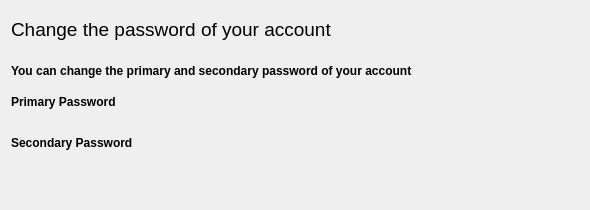
Above: ui/dialogs/accountpasswordeditor.ui from amirmohsen1384/transaction before the change. Below: the same form after it.
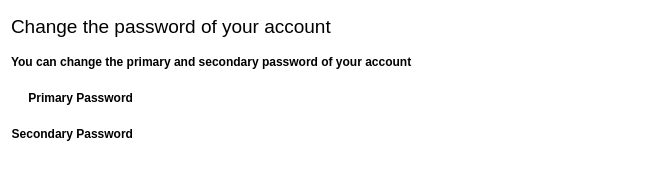
That is the form after the change. Icons and pictures are not drawn. Custom widgets are drawn as their Qt base class.

Commit message: Fixed some problems in the account password editor

Diff of the .ui file:
```diff
--- a/ui/dialogs/accountpasswordeditor.ui
+++ b/ui/dialogs/accountpasswordeditor.ui
@@ -6,14 +6,90 @@
    <rect>
     <x>0</x>
     <y>0</y>
-    <width>590</width>
-    <height>210</height>
+    <width>672</width>
+    <height>188</height>
    </rect>
   </property>
   <property name="windowTitle">
    <string>Dialog</string>
   </property>
+  <property name="styleSheet">
+   <string notr="true">background-color:white</string>
+  </property>
   <layout class="QGridLayout" name="gridLayout_3">
+   <item row="3" column="0" colspan="2">
+    <layout class="QHBoxLayout" name="controlLayout">
+     <property name="rightMargin">
+      <number>0</number>
+     </property>
+     <item>
+      <spacer name="leftSpacer">
+       <property name="orientation">
+        <enum>Qt::Orientation::Horizontal</enum>
+       </property>
+       <property name="sizeHint" stdset="0">
+        <size>
+         <width>40</width>
+         <height>20</height>
+        </size>
+       </property>
+      </spacer>
+     </item>
+     <item>
+      <widget class="QPushButton" name="okButton">
+       <property name="text">
+        <string/>
+       </property>
+       <property name="icon">
+        <iconset resource="../../resources.qrc">
+         <normaloff>:/images/widgets/accept.png</normaloff>:/images/widgets/accept.png</iconset>
+       </property>
+       <property name="iconSize">
+        <size>
+         <width>32</width>
+         <height>32</height>
+        </size>
+       </property>
+       <property name="flat">
+        <bool>true</bool>
+       </property>
+      </widget>
+     </item>
+     <item>
+      <widget class="QPushButton" name="cancelButton">
+       <property name="text">
+        <string/>
+       </property>
+       <property name="icon">
+        <iconset resource="../../resources.qrc">
+         <normaloff>:/images/widgets/reject.png</normaloff>:/images/widgets/reject.png</iconset>
+       </property>
+       <property name="iconSize">
+        <size>
+         <width>32</width>
+         <height>32</height>
+        </size>
+       </property>
+       <property name="flat">
+        <bool>true</bool>
+       </property>
+      </widget>
+     </item>
+     <item>
+      <spacer name="rightSpacer">
+       <property name="orientation">
+        <enum>Qt::Orientation::Horizontal</enum>
+       </property>
+       <property name="sizeHint" stdset="0">
+        <size>
+         <width>40</width>
+         <height>20</height>
+        </size>
+       </property>
+      </spacer>
+     </item>
+    </layout>
+   </item>
    <item row="0" column="0" colspan="2">
     <layout class="QGridLayout" name="gridLayout">
      <item row="0" column="0">
@@ -56,12 +132,22 @@
        <property name="text">
         <string>Primary Password</string>
        </property>
+       <property name="alignment">
+        <set>Qt::AlignmentFlag::AlignRight|Qt::AlignmentFlag::AlignTrailing|Qt::AlignmentFlag::AlignVCenter</set>
+       </property>
+      </widget>
+     </item>
+     <item row="0" column="1">
+      <widget class="PasswordEdit" name="primaryPasswordEdit" native="true">
+       <property name="sizePolicy">
+        <sizepolicy hsizetype="Expanding" vsizetype="Preferred">
+         <horstretch>0</horstretch>
+         <verstretch>0</verstretch>
+        </sizepolicy>
+       </property>
       </widget>
      </item>
      <item row="1" column="0">
-      <widget class="PasswordEdit" name="primaryPasswordEdit" native="true"/>
-     </item>
-     <item row="2" column="0">
       <widget class="QLabel" name="secondaryPasswordLabel">
        <property name="font">
         <font>
@@ -71,84 +157,21 @@
        <property name="text">
         <string>Secondary Password</string>
        </property>
-      </widget>
-     </item>
-     <item row="3" column="0">
-      <widget class="PasswordEdit" name="secondaryPasswordEdit" native="true"/>
-     </item>
-    </layout>
-   </item>
-   <item row="2" column="0" colspan="2">
-    <layout class="QHBoxLayout" name="horizontalLayout">
-     <property name="rightMargin">
-      <number>0</number>
-     </property>
-     <item>
-      <spacer name="horizontalSpacer">
-       <property name="orientation">
-        <enum>Qt::Orientation::Horizontal</enum>
+       <property name="alignment">
+        <set>Qt::AlignmentFlag::AlignRight|Qt::AlignmentFlag::AlignTrailing|Qt::AlignmentFlag::AlignVCenter</set>
        </property>
-       <property name="sizeHint" stdset="0">
-        <size>
-         <width>40</width>
-         <height>20</height>
-        </size>
-       </property>
-      </spacer>
-     </item>
-     <item>
-      <widget class="QPushButton" name="pushButton">
-       <property name="text">
-        <string/>
-       </property>
-       <property name="icon">
-        <iconset resource="../../resources.qrc">
-         <normaloff>:/images/widgets/accept.png</normaloff>:/images/widgets/accept.png</iconset>
-       </property>
-       <property name="iconSize">
-        <size>
-         <width>32</width>
-         <height>32</height>
-        </size>
-       </property>
-       <property name="flat">
-        <bool>true</bool>
-       </property>
       </widget>
      </item>
-     <item>
-      <widget class="QPushButton" name="pushButton_2">
-       <property name="text">
-        <string/>
+     <item row="1" column="1">
+      <widget class="PasswordEdit" name="secondaryPasswordEdit" native="true">
+       <property name="sizePolicy">
+        <sizepolicy hsizetype="Expanding" vsizetype="Preferred">
+         <horstretch>0</horstretch>
+         <verstretch>0</verstretch>
+        </sizepolicy>
        </property>
-       <property name="icon">
-        <iconset resource="../../resources.qrc">
-         <normaloff>:/images/widgets/reject.png</normaloff>:/images/widgets/reject.png</iconset>
-       </property>
-       <property name="iconSize">
-        <size>
-         <width>32</width>
-         <height>32</height>
-        </size>
-       </property>
-       <property name="flat">
-        <bool>true</bool>
-       </property>
       </widget>
      </item>
-     <item>
-      <spacer name="horizontalSpacer_2">
-       <property name="orientation">
-        <enum>Qt::Orientation::Horizontal</enum>
-       </property>
-       <property name="sizeHint" stdset="0">
-        <size>
-         <width>40</width>
-         <height>20</height>
-        </size>
-       </property>
-      </spacer>
-     </item>
     </layout>
    </item>
   </layout>
```
Left out of the diff: 10 changed lines with no effect on the pictures.
